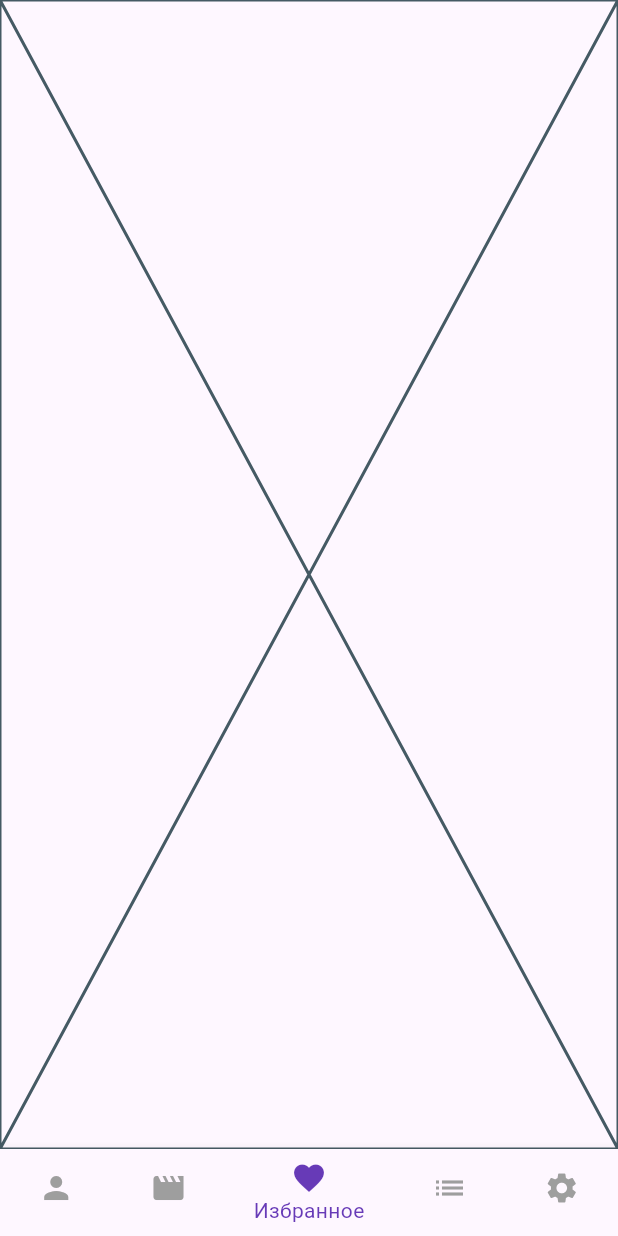
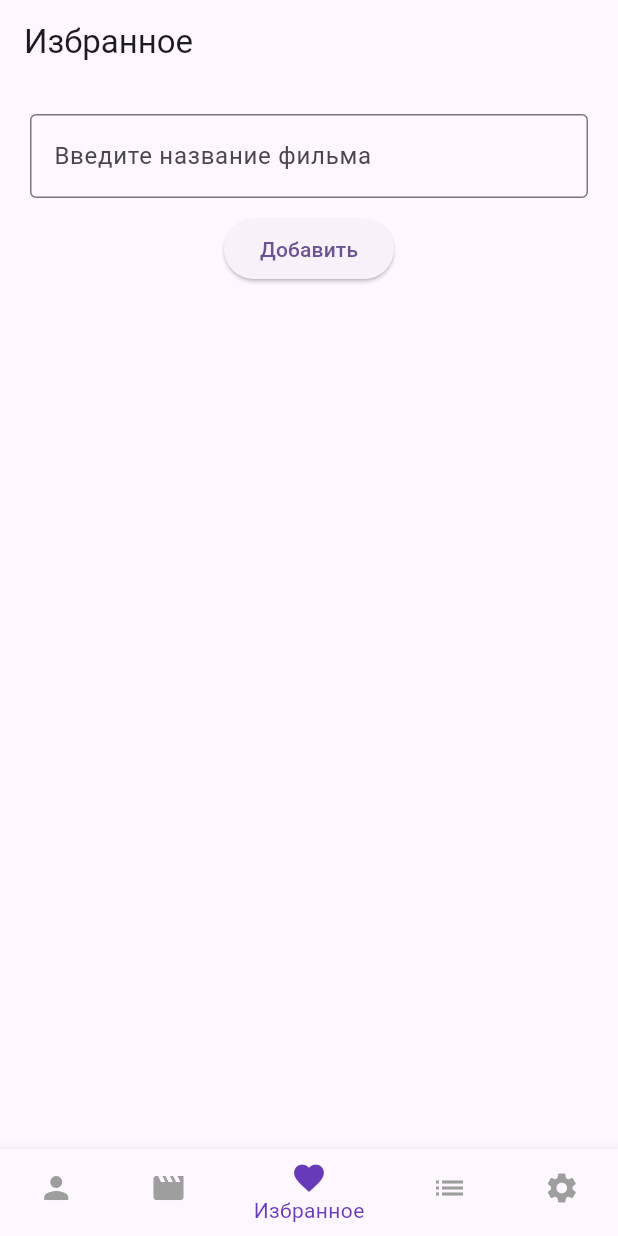
Before and after one commit to VAC2UM/flutter_projects, a Flutter app: the screen it shows after launch, item 3 of the bottom bar chosen, on a phone screen of 412 x 824 dp. Run offline on Flutter 3.47's test engine with Material 3 defaults, Android fonts, the phone set to English and light mode, and no system bars.

Commit message:
Реализован экран избранного

```diff
--- a/lib/screens/favorites_screen.dart
+++ b/lib/screens/favorites_screen.dart
@@ -1,10 +1,69 @@
 import 'package:flutter/material.dart';
 
-class FavoritesScreen extends StatelessWidget {
+class FavoritesScreen extends StatefulWidget {
   const FavoritesScreen({super.key});
 
   @override
+  State<FavoritesScreen> createState() => _FavoritesScreenState();
+}
+
+class _FavoritesScreenState extends State<FavoritesScreen> {
+  final TextEditingController _controller = TextEditingController();
+  final List<String> _favorites = [];
+
+  void _addFavorite() {
+    final movie = _controller.text.trim();
+    if (movie.isNotEmpty) {
+      setState(() {
+        _favorites.add(movie);
+      });
+      _controller.clear();
+    }
+  }
+
+  void _removeFavorite(int index) {
+    setState(() {
+      _favorites.removeAt(index);
+    });
+  }
+
+  @override
   Widget build(BuildContext context) {
-    return const Placeholder();
+    return Scaffold(
+      appBar: AppBar(title: const Text('Избранное')),
+      body: Padding(
+        padding: const EdgeInsets.all(20.0),
+        child: Column(
+          children: [
+            TextField(
+              controller: _controller,
+              decoration: const InputDecoration(
+                border: OutlineInputBorder(),
+                labelText: 'Введите название фильма',
+              ),
+            ),
+            const SizedBox(height: 10),
+            ElevatedButton(onPressed: _addFavorite, child: const Text('Добавить')),
+            const SizedBox(height: 20),
+            Expanded(
+              child: ListView.builder(
+                itemCount: _favorites.length,
+                itemBuilder: (context, index) {
+                  return Card(
+                    child: ListTile(
+                      title: Text(_favorites[index]),
+                      trailing: IconButton(
+                        icon: const Icon(Icons.delete, color: Colors.red),
+                        onPressed: () => _removeFavorite(index),
+                      ),
+                    ),
+                  );
+                },
+              ),
+            ),
+          ],
+        ),
+      ),
+    );
   }
 }
```
